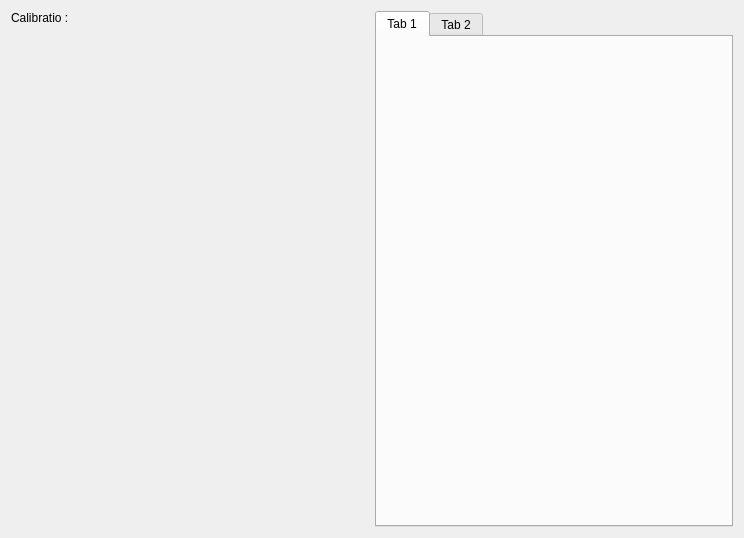
Qt form elikos_remote_calib/resource/calib_detection.ui (elikos/elikos_util) before a commit.
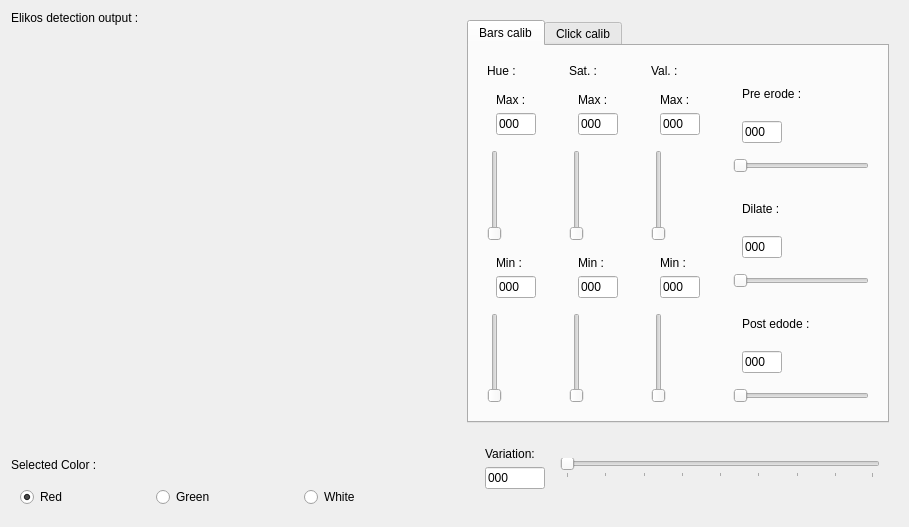
The same form after that commit. Custom widgets are drawn as their Qt base class.

Patch:
```diff
--- a/elikos_remote_calib/resource/calib_detection.ui
+++ b/elikos_remote_calib/resource/calib_detection.ui
@@ -6,8 +6,8 @@
    <rect>
     <x>0</x>
     <y>0</y>
-    <width>744</width>
-    <height>538</height>
+    <width>909</width>
+    <height>527</height>
    </rect>
   </property>
   <property name="sizePolicy">
@@ -19,49 +19,724 @@
   <property name="windowTitle">
    <string>Form</string>
   </property>
-  <layout class="QHBoxLayout" name="horizontalLayout_2">
+  <layout class="QHBoxLayout" name="horizontalLayout">
    <item>
-    <layout class="QHBoxLayout" name="horizontalLayout">
-     <property name="sizeConstraint">
-      <enum>QLayout::SetMaximumSize</enum>
-     </property>
+    <layout class="QVBoxLayout" name="verticalLayout">
      <item>
-      <layout class="QVBoxLayout" name="verticalLayout">
-       <item>
-        <widget class="QLabel" name="label">
-         <property name="text">
-          <string>Calibratio : </string>
-         </property>
-        </widget>
-       </item>
-       <item>
-        <widget class="ImageOutput" name="image" native="true">
-         <property name="sizePolicy">
-          <sizepolicy hsizetype="Expanding" vsizetype="Expanding">
-           <horstretch>0</horstretch>
-           <verstretch>0</verstretch>
-          </sizepolicy>
-         </property>
-        </widget>
-       </item>
-      </layout>
+      <widget class="QLabel" name="label">
+       <property name="text">
+        <string>Elikos detection output :</string>
+       </property>
+      </widget>
      </item>
      <item>
-      <widget class="QTabWidget" name="tabWidget">
-       <widget class="QWidget" name="tab">
-        <attribute name="title">
-         <string>Tab 1</string>
-        </attribute>
-       </widget>
-       <widget class="QWidget" name="tab_2">
-        <attribute name="title">
-         <string>Tab 2</string>
-        </attribute>
-       </widget>
+      <widget class="ImageOutput" name="image_out" native="true">
+       <property name="sizePolicy">
+        <sizepolicy hsizetype="Expanding" vsizetype="Expanding">
+         <horstretch>0</horstretch>
+         <verstretch>0</verstretch>
+        </sizepolicy>
+       </property>
+      </widget>
+     </item>
+     <item>
+      <widget class="QLabel" name="label_3">
+       <property name="text">
+        <string>Selected Color :</string>
+       </property>
+      </widget>
+     </item>
+     <item>
+      <widget class="QWidget" name="widget_4" native="true">
+       <layout class="QHBoxLayout" name="horizontalLayout_3">
+        <item>
+         <widget class="QRadioButton" name="colRed">
+          <property name="text">
+           <string>Red</string>
+          </property>
+          <property name="checked">
+           <bool>true</bool>
+          </property>
+         </widget>
+        </item>
+        <item>
+         <widget class="QLabel" name="lblColRed">
+          <property name="sizePolicy">
+           <sizepolicy hsizetype="Expanding" vsizetype="Preferred">
+            <horstretch>0</horstretch>
+            <verstretch>0</verstretch>
+           </sizepolicy>
+          </property>
+          <property name="text">
+           <string/>
+          </property>
+          <property name="scaledContents">
+           <bool>false</bool>
+          </property>
+         </widget>
+        </item>
+        <item>
+         <widget class="QRadioButton" name="colGreen">
+          <property name="text">
+           <string>Green</string>
+          </property>
+         </widget>
+        </item>
+        <item>
+         <widget class="QLabel" name="lblColGreen">
+          <property name="sizePolicy">
+           <sizepolicy hsizetype="Expanding" vsizetype="Preferred">
+            <horstretch>0</horstretch>
+            <verstretch>0</verstretch>
+           </sizepolicy>
+          </property>
+          <property name="text">
+           <string/>
+          </property>
+         </widget>
+        </item>
+        <item>
+         <widget class="QRadioButton" name="colWhite">
+          <property name="text">
+           <string>White</string>
+          </property>
+         </widget>
+        </item>
+        <item>
+         <widget class="QLabel" name="lblColWhite">
+          <property name="sizePolicy">
+           <sizepolicy hsizetype="Expanding" vsizetype="Preferred">
+            <horstretch>0</horstretch>
+            <verstretch>0</verstretch>
+           </sizepolicy>
+          </property>
+          <property name="text">
+           <string/>
+          </property>
+         </widget>
+        </item>
+       </layout>
       </widget>
      </item>
     </layout>
    </item>
+   <item>
+    <widget class="QWidget" name="widget" native="true">
+     <layout class="QVBoxLayout" name="verticalLayout_2">
+      <item>
+       <widget class="QTabWidget" name="tabWidget">
+        <property name="currentIndex">
+         <number>0</number>
+        </property>
+        <widget class="QWidget" name="tab_4">
+         <attribute name="title">
+          <string>Bars calib</string>
+         </attribute>
+         <layout class="QHBoxLayout" name="horizontalLayout_5">
+          <item>
+           <widget class="QWidget" name="widget_5" native="true">
+            <layout class="QVBoxLayout" name="verticalLayout_7">
+             <item>
+              <widget class="QLabel" name="label_6">
+               <property name="text">
+                <string>Hue :</string>
+               </property>
+              </widget>
+             </item>
+             <item>
+              <widget class="QWidget" name="widget_8" native="true">
+               <property name="sizePolicy">
+                <sizepolicy hsizetype="Preferred" vsizetype="Preferred">
+                 <horstretch>0</horstretch>
+                 <verstretch>0</verstretch>
+                </sizepolicy>
+               </property>
+               <layout class="QVBoxLayout" name="verticalLayout_8">
+                <item>
+                 <widget class="QLabel" name="label_7">
+                  <property name="text">
+                   <string>Max :</string>
+                  </property>
+                 </widget>
+                </item>
+                <item>
+                 <widget class="QLineEdit" name="txtHMax">
+                  <property name="sizePolicy">
+                   <sizepolicy hsizetype="Minimum" vsizetype="Fixed">
+                    <horstretch>0</horstretch>
+                    <verstretch>0</verstretch>
+                   </sizepolicy>
+                  </property>
+                  <property name="maximumSize">
+                   <size>
+                    <width>40</width>
+                    <height>16777215</height>
+                   </size>
+                  </property>
+                  <property name="text">
+                   <string>000</string>
+                  </property>
+                  <property name="maxLength">
+                   <number>3</number>
+                  </property>
+                 </widget>
+                </item>
+               </layout>
+              </widget>
+             </item>
+             <item>
+              <widget class="QSlider" name="sldHMax">
+               <property name="maximum">
+                <number>180</number>
+               </property>
+               <property name="orientation">
+                <enum>Qt::Vertical</enum>
+               </property>
+              </widget>
+             </item>
+             <item>
+              <widget class="QWidget" name="widget_7" native="true">
+               <property name="sizePolicy">
+                <sizepolicy hsizetype="Preferred" vsizetype="Preferred">
+                 <horstretch>0</horstretch>
+                 <verstretch>0</verstretch>
+                </sizepolicy>
+               </property>
+               <layout class="QVBoxLayout" name="verticalLayout_6">
+                <item>
+                 <widget class="QLabel" name="label_5">
+                  <property name="text">
+                   <string>Min :</string>
+                  </property>
+                 </widget>
+                </item>
+                <item>
+                 <widget class="QLineEdit" name="txtHMin">
+                  <property name="sizePolicy">
+                   <sizepolicy hsizetype="Minimum" vsizetype="Fixed">
+                    <horstretch>0</horstretch>
+                    <verstretch>0</verstretch>
+                   </sizepolicy>
+                  </property>
+                  <property name="maximumSize">
+                   <size>
+                    <width>40</width>
+                    <height>16777215</height>
+                   </size>
+                  </property>
+                  <property name="text">
+                   <string>000</string>
+                  </property>
+                  <property name="maxLength">
+                   <number>3</number>
+                  </property>
+                 </widget>
+                </item>
+               </layout>
+              </widget>
+             </item>
+             <item>
+              <widget class="QSlider" name="sldHMin">
+               <property name="maximum">
+                <number>180</number>
+               </property>
+               <property name="orientation">
+                <enum>Qt::Vertical</enum>
+               </property>
+              </widget>
+             </item>
+            </layout>
+           </widget>
+          </item>
+          <item>
+           <widget class="QWidget" name="widget_18" native="true">
+            <layout class="QVBoxLayout" name="verticalLayout_18">
+             <item>
+              <widget class="QLabel" name="label_17">
+               <property name="text">
+                <string>Sat. :</string>
+               </property>
+              </widget>
+             </item>
+             <item>
+              <widget class="QWidget" name="widget_19" native="true">
+               <property name="sizePolicy">
+                <sizepolicy hsizetype="Preferred" vsizetype="Preferred">
+                 <horstretch>0</horstretch>
+                 <verstretch>0</verstretch>
+                </sizepolicy>
+               </property>
+               <layout class="QVBoxLayout" name="verticalLayout_19">
+                <item>
+                 <widget class="QLabel" name="label_18">
+                  <property name="text">
+                   <string>Max :</string>
+                  </property>
+                 </widget>
+                </item>
+                <item>
+                 <widget class="QLineEdit" name="txtSMax">
+                  <property name="sizePolicy">
+                   <sizepolicy hsizetype="Minimum" vsizetype="Fixed">
+                    <horstretch>0</horstretch>
+                    <verstretch>0</verstretch>
+                   </sizepolicy>
+                  </property>
+                  <property name="maximumSize">
+                   <size>
+                    <width>40</width>
+                    <height>16777215</height>
+                   </size>
+                  </property>
+                  <property name="text">
+                   <string>000</string>
+                  </property>
+                  <property name="maxLength">
+                   <number>3</number>
+                  </property>
+                 </widget>
+                </item>
+               </layout>
+              </widget>
+             </item>
+             <item>
+              <widget class="QSlider" name="sldSMax">
+               <property name="maximum">
+                <number>255</number>
+               </property>
+               <property name="orientation">
+                <enum>Qt::Vertical</enum>
+               </property>
+              </widget>
+             </item>
+             <item>
+              <widget class="QWidget" name="widget_20" native="true">
+               <property name="sizePolicy">
+                <sizepolicy hsizetype="Preferred" vsizetype="Preferred">
+                 <horstretch>0</horstretch>
+                 <verstretch>0</verstretch>
+                </sizepolicy>
+               </property>
+               <layout class="QVBoxLayout" name="verticalLayout_20">
+                <item>
+                 <widget class="QLabel" name="label_19">
+                  <property name="text">
+                   <string>Min :</string>
+                  </property>
+                 </widget>
+                </item>
+                <item>
+                 <widget class="QLineEdit" name="txtSMin">
+                  <property name="sizePolicy">
+                   <sizepolicy hsizetype="Minimum" vsizetype="Fixed">
+                    <horstretch>0</horstretch>
+                    <verstretch>0</verstretch>
+                   </sizepolicy>
+                  </property>
+                  <property name="maximumSize">
+                   <size>
+                    <width>40</width>
+                    <height>16777215</height>
+                   </size>
+                  </property>
+                  <property name="text">
+                   <string>000</string>
+                  </property>
+                  <property name="maxLength">
+                   <number>3</number>
+                  </property>
+                 </widget>
+                </item>
+               </layout>
+              </widget>
+             </item>
+             <item>
+              <widget class="QSlider" name="sldSMin">
+               <property name="maximum">
+                <number>255</number>
+               </property>
+               <property name="orientation">
+                <enum>Qt::Vertical</enum>
+               </property>
+              </widget>
+             </item>
+            </layout>
+           </widget>
+          </item>
+          <item>
+           <widget class="QWidget" name="widget_15" native="true">
+            <layout class="QVBoxLayout" name="verticalLayout_15">
+             <item>
+              <widget class="QLabel" name="label_14">
+               <property name="text">
+                <string>Val. :</string>
+               </property>
+              </widget>
+             </item>
+             <item>
+              <widget class="QWidget" name="widget_16" native="true">
+               <property name="sizePolicy">
+                <sizepolicy hsizetype="Preferred" vsizetype="Preferred">
+                 <horstretch>0</horstretch>
+                 <verstretch>0</verstretch>
+                </sizepolicy>
+               </property>
+               <layout class="QVBoxLayout" name="verticalLayout_16">
+                <item>
+                 <widget class="QLabel" name="label_15">
+                  <property name="text">
+                   <string>Max :</string>
+                  </property>
+                 </widget>
+                </item>
+                <item>
+                 <widget class="QLineEdit" name="txtVMax">
+                  <property name="sizePolicy">
+                   <sizepolicy hsizetype="Minimum" vsizetype="Fixed">
+                    <horstretch>0</horstretch>
+                    <verstretch>0</verstretch>
+                   </sizepolicy>
+                  </property>
+                  <property name="maximumSize">
+                   <size>
+                    <width>40</width>
+                    <height>16777215</height>
+                   </size>
+                  </property>
+                  <property name="text">
+                   <string>000</string>
+                  </property>
+                  <property name="maxLength">
+                   <number>3</number>
+                  </property>
+                 </widget>
+                </item>
+               </layout>
+              </widget>
+             </item>
+             <item>
+              <widget class="QSlider" name="sldVMax">
+               <property name="maximum">
+                <number>255</number>
+               </property>
+               <property name="orientation">
+                <enum>Qt::Vertical</enum>
+               </property>
+              </widget>
+             </item>
+             <item>
+              <widget class="QWidget" name="widget_17" native="true">
+               <property name="sizePolicy">
+                <sizepolicy hsizetype="Preferred" vsizetype="Preferred">
+                 <horstretch>0</horstretch>
+                 <verstretch>0</verstretch>
+                </sizepolicy>
+               </property>
+               <layout class="QVBoxLayout" name="verticalLayout_17">
+                <item>
+                 <widget class="QLabel" name="label_16">
+                  <property name="text">
+                   <string>Min :</string>
+                  </property>
+                 </widget>
+                </item>
+                <item>
+                 <widget class="QLineEdit" name="txtVMin">
+                  <property name="sizePolicy">
+                   <sizepolicy hsizetype="Minimum" vsizetype="Fixed">
+                    <horstretch>0</horstretch>
+                    <verstretch>0</verstretch>
+                   </sizepolicy>
+                  </property>
+                  <property name="maximumSize">
+                   <size>
+                    <width>40</width>
+                    <height>16777215</height>
+                   </size>
+                  </property>
+                  <property name="text">
+                   <string>000</string>
+                  </property>
+                  <property name="maxLength">
+                   <number>3</number>
+                  </property>
+                 </widget>
+                </item>
+               </layout>
+              </widget>
+             </item>
+             <item>
+              <widget class="QSlider" name="sldVMin">
+               <property name="maximum">
+                <number>255</number>
+               </property>
+               <property name="orientation">
+                <enum>Qt::Vertical</enum>
+               </property>
+              </widget>
+             </item>
+            </layout>
+           </widget>
+          </item>
+          <item>
+           <widget class="QWidget" name="widget_12" native="true">
+            <layout class="QVBoxLayout" name="verticalLayout_9">
+             <item>
+              <widget class="QWidget" name="widget_13" native="true">
+               <property name="sizePolicy">
+                <sizepolicy hsizetype="Preferred" vsizetype="Preferred">
+                 <horstretch>0</horstretch>
+                 <verstretch>0</verstretch>
+                </sizepolicy>
+               </property>
+               <layout class="QVBoxLayout" name="verticalLayout_13">
+                <item>
+                 <widget class="QLabel" name="label_12">
+                  <property name="text">
+                   <string>Pre erode :</string>
+                  </property>
+                 </widget>
+                </item>
+                <item>
+                 <widget class="QLineEdit" name="txtPreErode">
+                  <property name="sizePolicy">
+                   <sizepolicy hsizetype="Minimum" vsizetype="Fixed">
+                    <horstretch>0</horstretch>
+                    <verstretch>0</verstretch>
+                   </sizepolicy>
+                  </property>
+                  <property name="maximumSize">
+                   <size>
+                    <width>40</width>
+                    <height>16777215</height>
+                   </size>
+                  </property>
+                  <property name="text">
+                   <string>000</string>
+                  </property>
+                  <property name="maxLength">
+                   <number>3</number>
+                  </property>
+                 </widget>
+                </item>
+               </layout>
+              </widget>
+             </item>
+             <item>
+              <widget class="QSlider" name="sldPreErode">
+               <property name="maximum">
+                <number>255</number>
+               </property>
+               <property name="orientation">
+                <enum>Qt::Horizontal</enum>
+               </property>
+              </widget>
+             </item>
+             <item>
+              <widget class="QWidget" name="widget_21" native="true">
+               <property name="sizePolicy">
+                <sizepolicy hsizetype="Preferred" vsizetype="Preferred">
+                 <horstretch>0</horstretch>
+                 <verstretch>0</verstretch>
+                </sizepolicy>
+               </property>
+               <layout class="QVBoxLayout" name="verticalLayout_21">
+                <item>
+                 <widget class="QLabel" name="label_20">
+                  <property name="text">
+                   <string>Dilate :</string>
+                  </property>
+                 </widget>
+                </item>
+                <item>
+                 <widget class="QLineEdit" name="txtDilate">
+                  <property name="sizePolicy">
+                   <sizepolicy hsizetype="Minimum" vsizetype="Fixed">
+                    <horstretch>0</horstretch>
+                    <verstretch>0</verstretch>
+                   </sizepolicy>
+                  </property>
+                  <property name="maximumSize">
+                   <size>
+                    <width>40</width>
+                    <height>16777215</height>
+                   </size>
+                  </property>
+                  <property name="text">
+                   <string>000</string>
+                  </property>
+                  <property name="maxLength">
+                   <number>3</number>
+                  </property>
+                 </widget>
+                </item>
+               </layout>
+              </widget>
+             </item>
+             <item>
+              <widget class="QSlider" name="sldDilate">
+               <property name="maximum">
+                <number>255</number>
+               </property>
+               <property name="orientation">
+                <enum>Qt::Horizontal</enum>
+               </property>
+              </widget>
+             </item>
+             <item>
+              <widget class="QWidget" name="widget_14" native="true">
+               <property name="sizePolicy">
+                <sizepolicy hsizetype="Preferred" vsizetype="Preferred">
+                 <horstretch>0</horstretch>
+                 <verstretch>0</verstretch>
+                </sizepolicy>
+               </property>
+               <layout class="QVBoxLayout" name="verticalLayout_14">
+                <item>
+                 <widget class="QLabel" name="label_13">
+                  <property name="text">
+                   <string>Post edode :</string>
+                  </property>
+                 </widget>
+                </item>
+                <item>
+                 <widget class="QLineEdit" name="txtPostErode">
+                  <property name="sizePolicy">
+                   <sizepolicy hsizetype="Minimum" vsizetype="Fixed">
+                    <horstretch>0</horstretch>
+                    <verstretch>0</verstretch>
+                   </sizepolicy>
+                  </property>
+                  <property name="maximumSize">
+                   <size>
+                    <width>40</width>
+                    <height>16777215</height>
+                   </size>
+                  </property>
+                  <property name="text">
+                   <string>000</string>
+                  </property>
+                  <property name="maxLength">
+                   <number>3</number>
+                  </property>
+                 </widget>
+                </item>
+               </layout>
+              </widget>
+             </item>
+             <item>
+              <widget class="QSlider" name="sldPostErode">
+               <property name="maximum">
+                <number>255</number>
+               </property>
+               <property name="orientation">
+                <enum>Qt::Horizontal</enum>
+               </property>
+              </widget>
+             </item>
+            </layout>
+           </widget>
+          </item>
+         </layout>
+        </widget>
+        <widget class="QWidget" name="tab_3">
+         <attribute name="title">
+          <string>Click calib</string>
+         </attribute>
+         <layout class="QVBoxLayout" name="verticalLayout_3">
+          <item>
+           <widget class="ImageOutput" name="image_calib" native="true">
+            <property name="sizePolicy">
+             <sizepolicy hsizetype="Expanding" vsizetype="Expanding">
+              <horstretch>0</horstretch>
+              <verstretch>0</verstretch>
+             </sizepolicy>
+            </property>
+           </widget>
+          </item>
+          <item>
+           <widget class="QPushButton" name="btnTogglePlay">
+            <property name="text">
+             <string>TogglePlay</string>
+            </property>
+           </widget>
+          </item>
+         </layout>
+        </widget>
+       </widget>
+      </item>
+      <item>
+       <widget class="QWidget" name="widget_2" native="true">
+        <layout class="QHBoxLayout" name="horizontalLayout_2">
+         <item>
+          <widget class="QWidget" name="widget_3" native="true">
+           <property name="sizePolicy">
+            <sizepolicy hsizetype="Preferred" vsizetype="Preferred">
+             <horstretch>0</horstretch>
+             <verstretch>0</verstretch>
+            </sizepolicy>
+           </property>
+           <layout class="QVBoxLayout" name="verticalLayout_4">
+            <item>
+             <widget class="QLabel" name="label_2">
+              <property name="text">
+               <string>Variation:</string>
+              </property>
+             </widget>
+            </item>
+            <item>
+             <widget class="QLineEdit" name="txtErrorDelta">
+              <property name="sizePolicy">
+               <sizepolicy hsizetype="Minimum" vsizetype="Fixed">
+                <horstretch>0</horstretch>
+                <verstretch>0</verstretch>
+               </sizepolicy>
+              </property>
+              <property name="maximumSize">
+               <size>
+                <width>60</width>
+                <height>16777215</height>
+               </size>
+              </property>
+              <property name="text">
+               <string>000</string>
+              </property>
+              <property name="maxLength">
+               <number>3</number>
+              </property>
+             </widget>
+            </item>
+           </layout>
+          </widget>
+         </item>
+         <item>
+          <widget class="QSlider" name="sldErrorDelta">
+           <property name="maximum">
+            <number>255</number>
+           </property>
+           <property name="orientation">
+            <enum>Qt::Horizontal</enum>
+           </property>
+           <property name="invertedAppearance">
+            <bool>false</bool>
+           </property>
+           <property name="invertedControls">
+            <bool>false</bool>
+           </property>
+           <property name="tickPosition">
+            <enum>QSlider::TicksBelow</enum>
+           </property>
+           <property name="tickInterval">
+            <number>32</number>
+           </property>
+          </widget>
+         </item>
+        </layout>
+       </widget>
+      </item>
+     </layout>
+    </widget>
+   </item>
   </layout>
  </widget>
  <customwidgets>
```
